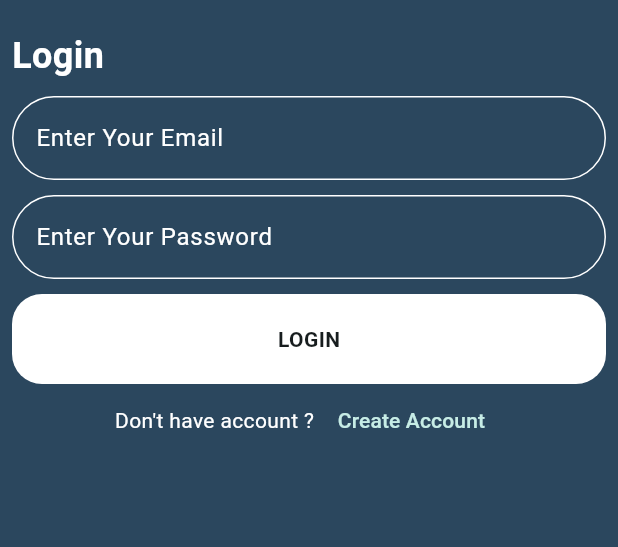
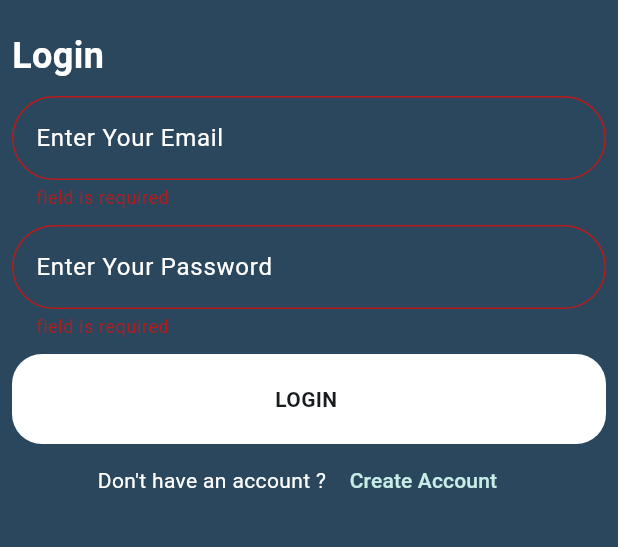
Before and after one commit to AbdullahGamal1/chat_app, a Flutter app: the LoginScreen screen opened by its route, after a tap on "LOGIN", on a phone screen of 412 x 824 dp, the part 261-808 px from its top. Run offline on Flutter 3.47's test engine with Material 3 defaults, Android fonts, the phone set to English and light mode, and no system bars; drawn by our look-alikes of modal_progress_hud_nsn; our stand-ins replace firebase_auth, firebase_core; accounts and stored records are empty; Roboto replaces fonts that are missing (pacifico).

```diff
--- a/lib/components/custom_form_filed.dart
+++ b/lib/components/custom_form_filed.dart
@@ -3,13 +3,20 @@ import 'package:flutter/material.dart';
 class CustomFormField extends StatelessWidget {
   String? hintText;
   Function(String)? onChange;
+  TextInputType? keyboardType = TextInputType.text;
 
-  CustomFormField({this.hintText,this.onChange});
+  CustomFormField({this.hintText, this.onChange, this.keyboardType});
 
   @override
   Widget build(BuildContext context) {
     return TextFormField(
+        validator: (value) {
+          if (value!.isEmpty) {
+            return 'field is required';
+          }
+        },
         onChanged: onChange,
+        keyboardType: keyboardType,
         decoration: InputDecoration(
           hintText: hintText,
           hintStyle: const TextStyle(color: Colors.white),
--- /dev/null
+++ b/lib/constance/constance.dart
@@ -0,0 +1,4 @@
+import 'package:flutter/material.dart';
+
+const KPrimaryColor = Color(0xff2B475E);
+const KLogo = 'assets/images/scholar.png';
--- a/lib/main.dart
+++ b/lib/main.dart
@@ -1,3 +1,4 @@
+import 'package:chat_app/screens/chat_page.dart';
 import 'package:chat_app/screens/login_screen.dart';
 import 'package:chat_app/screens/register_screen.dart';
 import 'package:flutter/material.dart';
@@ -21,8 +22,9 @@ class ChatApp extends StatelessWidget {
       routes: {
         LoginScreen.routeName: (context) => LoginScreen(),
         RegisterScreen.routeName: (context) => RegisterScreen(),
+        ChatPage.routeName: (context) => ChatPage()
       },
-      initialRoute: LoginScreen.routeName,
+      initialRoute: ChatPage.routeName,
       theme:
           ThemeData(colorScheme: ColorScheme.fromSeed(seedColor: Colors.white)),
     );
--- a/lib/screens/login_screen.dart
+++ b/lib/screens/login_screen.dart
@@ -1,70 +1,141 @@
 import 'package:chat_app/components/custom_bottom.dart';
 import 'package:chat_app/components/custom_form_filed.dart';
+import 'package:chat_app/constance/constance.dart';
+import 'package:chat_app/screens/chat_page.dart';
 import 'package:chat_app/screens/register_screen.dart';
+import 'package:firebase_auth/firebase_auth.dart';
 import 'package:flutter/material.dart';
+import 'package:modal_progress_hud_nsn/modal_progress_hud_nsn.dart';
 
-class LoginScreen extends StatelessWidget {
-  const LoginScreen({super.key});
+import '../helper/helper.dart';
+
+class LoginScreen extends StatefulWidget {
   static String routeName = 'LoginScreen';
 
   @override
+  State<LoginScreen> createState() => _LoginScreenState();
+}
+
+class _LoginScreenState extends State<LoginScreen> {
+  GlobalKey<FormState> formKey = GlobalKey();
+
+  String? email;
+
+  String? password;
+
+  bool isLoading = false;
+
+  @override
   Widget build(BuildContext context) {
-    return Scaffold(
-      backgroundColor: const Color(0xff2B475E),
+    return ModalProgressHUD(
+      inAsyncCall: isLoading,
+      child: Scaffold(
+        backgroundColor: KPrimaryColor,
         body: Padding(
           padding: const EdgeInsets.all(8.0),
-        child: Column(
+          child: Form(
+            key: formKey,
+            child: ListView(
               children: [
                 const SizedBox(height: 20),
-            Image.asset('assets/images/scholar.png'),
+                Image.asset(
+                  'assets/images/scholar.png',
+                  height: 100,
+                ),
+                Row(
+                  mainAxisAlignment: MainAxisAlignment.center,
+                  children: [
                     const Text(
                       'Scholar Chat',
                       style: TextStyle(
-                  fontSize: 32, color: Colors.white, fontFamily: 'pacifico'),
+                        fontSize: 32,
+                        color: Colors.white,
+                      ),
+                    ),
+                  ],
                 ),
                 const SizedBox(height: 20),
                 const Row(
                   children: [
                     Text(
-                  'Login',
+                      'Login ',
                       style: TextStyle(
                         fontSize: 24,
+                        fontWeight: FontWeight.bold,
                         color: Colors.white,
-                      fontWeight: FontWeight.bold),
+                      ),
                     ),
                   ],
                 ),
                 const SizedBox(height: 10),
                 CustomFormField(
                   hintText: 'Enter Your Email',
+                  onChange: (data) {
+                    email = data;
+                  },
                 ),
                 const SizedBox(height: 10),
                 CustomFormField(
                   hintText: 'Enter Your Password',
+                  onChange: (data) => password = data,
                 ),
                 const SizedBox(height: 10),
                 CustomBottom(
-              text: 'LOGIN',
-              onTap: () {},
-            ),
+                    text: 'LOGIN ',
+                    onTap: () async {
+                      if (formKey.currentState!.validate()) {
+                        isLoading = true;
+                        setState(() {});
+                        try {
+                          await loginUser();
+                          showSnakBar(context, "Success Login Account");
+                          Navigator.pushNamed(context, ChatPage.routeName);
+
+                        } on FirebaseAuthException catch (e) {
+                          String message = '';
+                          if (e.code == 'user-not-found') {
+                            message = 'No user found for that email.';
+                          } else if (e.code == 'wrong-password') {
+                            message = 'Wrong password provided for that user.';
+                          } else {
+                            message = 'An error occurred during login.';
+                          }
+                          showSnakBar(context, message);
+                        } catch (error) {
+                          showSnakBar(context, 'An unexpected error occurred.');
+                        } finally {
+                          isLoading = false;
+                          setState(() {});
+                        }
+                      }
+                    }),
                 Row(
                   mainAxisAlignment: MainAxisAlignment.center,
                   children: [
                     const Text(
-                  "Don't have account ? ",
+                      "Don't have an account ? ",
                       style: TextStyle(color: Colors.white),
                     ),
                     TextButton(
                         onPressed: () {
-                      Navigator.pushNamed(context, RegisterScreen.routeName);
+                          Navigator.pushNamed(
+                              context, RegisterScreen.routeName);
                         },
-                    child: const Text('Create Account',
+                        child: const Text('Create Account ',
                             style: TextStyle(color: Color(0xffC7EDE6))))
                   ],
                 )
               ],
             ),
           ),
+        ),
+      ),
     );
   }
+
+  Future<void> loginUser() async {
+    var auth = FirebaseAuth.instance;
+    UserCredential user = await auth.signInWithEmailAndPassword(
+        email: email!, password: password!);
   }
+}
--- a/pubspec.yaml
+++ b/pubspec.yaml
@@ -33,6 +33,7 @@ dependencies:
   firebase_core: ^2.27.1
   flutter:
     sdk: flutter
+  modal_progress_hud_nsn: ^0.5.1
 
 dev_dependencies:
 
```
Also changed, not shown: lib/screens/chat_page.dart (added, +37 -0 lines), lib/screens/register_screen.dart (+48 -14 lines), pubspec.lock. Lines whose indentation alone changed are shown as unchanged.
